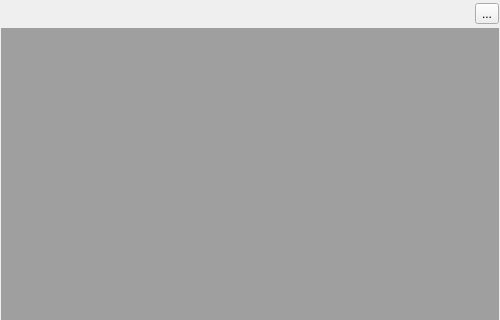
labscript-suite/lyse, file lyse/subprocess_window.ui: the form before one commit; both pictures show x 0 to 500 and y 0 to 320 of the 500 by 700 pixel window.
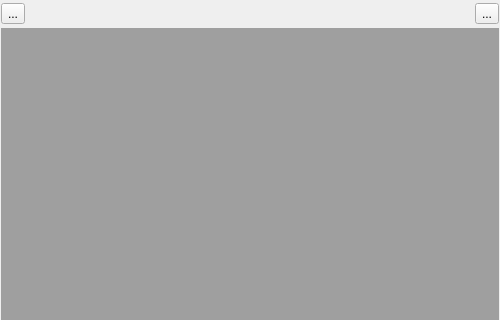
The form after the commit. Icons and pictures are not drawn.

Commit message: Window tiling/maximizing working.

Diff of the .ui file:
```diff
--- a/lyse/subprocess_window.ui
+++ b/lyse/subprocess_window.ui
@@ -44,6 +44,29 @@
    </property>
    <item>
     <layout class="QHBoxLayout" name="horizontalLayout">
+     <item>
+      <widget class="QToolButton" name="button_tile_subwindows">
+       <property name="sizePolicy">
+        <sizepolicy hsizetype="Fixed" vsizetype="Fixed">
+         <horstretch>0</horstretch>
+         <verstretch>0</verstretch>
+        </sizepolicy>
+       </property>
+       <property name="toolTip">
+        <string>Tile subwindows.  If one window is present also hide the title bar.</string>
+       </property>
+       <property name="text">
+        <string>...</string>
+       </property>
+       <property name="icon">
+        <iconset>
+         <normaloff>:/qtutils/fugue/application-tile-horizontal.png</normaloff>:/qtutils/fugue/application-tile-horizontal.png</iconset>
+       </property>
+       <property name="checkable">
+        <bool>false</bool>
+       </property>
+      </widget>
+     </item>
      <item>
       <spacer name="horizontalSpacer">
        <property name="orientation">
```
The commit also changes 1 other file.
